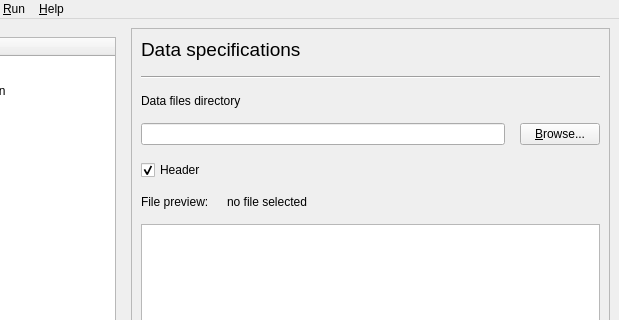
Above: GSIMCLI/interface/gsimcli.ui from iled/gsimcli before the change; both pictures show x 123 to 742 and y 0 to 320 of the 742 by 660 pixel window. Below: the same form after it.
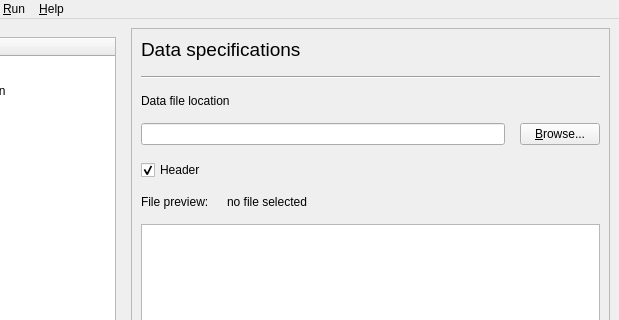
That is the form after the change.

Commit message: start of user manual for the gui

What changed in the file:
```diff
--- a/GSIMCLI/interface/gsimcli.ui
+++ b/GSIMCLI/interface/gsimcli.ui
@@ -88,7 +88,7 @@
                 <bool>false</bool>
                </property>
                <property name="text">
-                <string>Data files directory</string>
+                <string>Data file location</string>
                </property>
               </widget>
              </item>
```
The commit also changes 1 other file.
